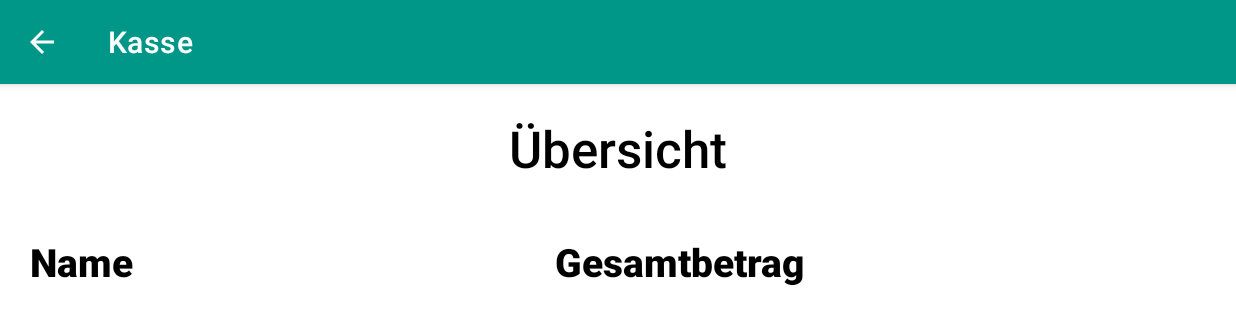
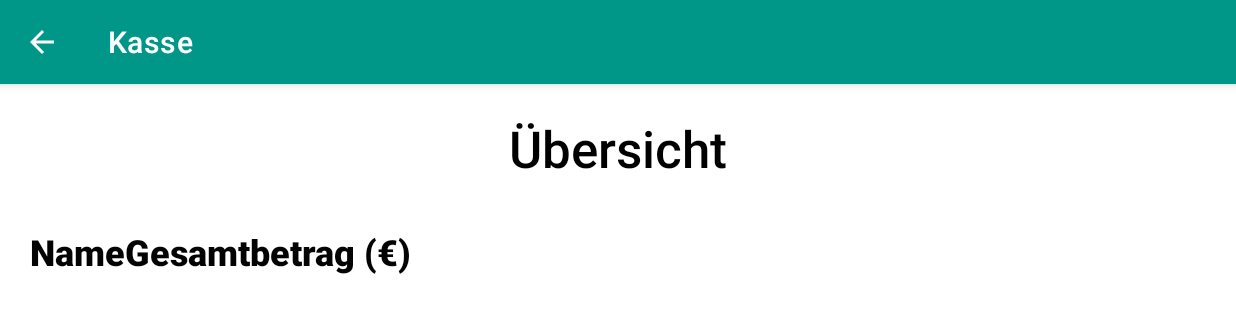
Before and after one commit to hitmarcer/kasse, an Android app: the Uebersicht screen opened directly, with no data from a screen before it, on a phone screen of 824 x 412 dp (held sideways). Shown: the top 325 px of the screen. Run offline under Robolectric (Android 15) with nearby library versions, the phone set to English and light mode, and no system bars; our stand-ins replace Room's generated code.

Commit message:
Bessere Übersicht, Design fehlt

```diff
--- a/app/src/main/java/huette/kasse/activities/Uebersicht.kt
+++ b/app/src/main/java/huette/kasse/activities/Uebersicht.kt
@@ -9,6 +9,7 @@ import huette.kasse.R
 import huette.kasse.UserOverview
 import huette.kasse.data.AppDatabase
 import huette.kasse.data.entities.Drink
+import huette.kasse.data.entities.User
 
 class Uebersicht : AppCompatActivity() {
     lateinit var database: AppDatabase
@@ -26,64 +27,68 @@ class Uebersicht : AppCompatActivity() {
         val alUserDrinks = database.userDrinksDao().getUsersWithData()
         val alUsers = database.userDao().getAllUsersList()
         val alDrinks = ArrayList<Drink>()
-        val alUserOverview = ArrayList<UserOverview>()
+        //val alUserOverview = ArrayList<UserOverview>()
         var user_id: Int = 0
         var drink_id: Int = 0
 
-        /*// Für alle Benutzer ein Objekt in der ArrayList alUserOverview (welche dann angezeigt wird), erstellen
-        for(i in alUserDrinks.indices){
-            drink_id = alUserDrinks[i].drinkID
-
-            if (alUserDrinks[i].userID != user_id){
-                if(alUsers.size > 0){
-                    val indexUser = alUsers.size - 1
-                    alUserOverview.add(UserOverview(alUsers[indexUser].id, alUsers[indexUser].firstName, alUsers[indexUser].lastName, alDrinks))
-                }
-
-                // Für den neuen Benutzer neu aufbauen
-                alDrinks.clear()
-                user_id = alUserDrinks[i].userID
-                alUsers.add(database.userDao().getSingleUser(user_id))
-                alDrinks.add(database.drinkDao().getSingleDrink(drink_id))
-            } else {
-                alDrinks.add(database.drinkDao().getSingleDrink(drink_id))
-            }
-        }
-
-        // Für den letzten User auch noch erstellen
-        if(alUsers.size > 0){
-            val indexUser = alUsers.size - 1
-            alUserOverview.add(UserOverview(alUsers[indexUser].id, alUsers[indexUser].firstName, alUsers[indexUser].lastName, alDrinks))
-        }*/
-
-
-        for (i in alUsers.indices) {
+        /*for (i in alUsers.indices) {
             val sum = database.userDrinksDao().getUnpaid(alUsers[i].id)
             alUserOverview.add(UserOverview(alUsers[i].id, alUsers[i].firstName, alUsers[i].lastName, sum))
         }
 
         // Sortieren der Liste nach Vorname, Nachname
-        alUserOverview.sortWith(compareBy({ it.firstName }))
+        alUserOverview.sortWith(compareBy({ it.firstName }))*/
+        val allDrinks = database.drinkDao().getAllDrinksList()
+        val allUsers = database.userDao().getAllUsersList()
 
-        setContent(alUserOverview)
+        setContent(allUsers, allDrinks)
     }
 
-    private fun setContent(alUserOverview: ArrayList<UserOverview>) {
+    private fun setContent(allUsers: List<User>, allDrinks: List<Drink>) {
         val tableUebersicht: TableLayout = findViewById(R.id.tableUebersicht)
+        val firstRow: TableRow = TableRow(this)
 
-        for(i in alUserOverview.indices){
+        val tvName: TextView = TextView(this)
+        tvName.text = "Name"
+        tvName.setTextAppearance(R.style.headlineStyle)
+        firstRow.addView(tvName)
+
+        for (i in allDrinks.indices) {
+            val tvHeader: TextView = TextView(this)
+            tvHeader.text = "${allDrinks[i].drinkName} (${allDrinks[i].price} €)"
+            tvHeader.setTextAppearance(R.style.headlineStyle)
+            firstRow.addView(tvHeader)
+        }
+
+        val tvSumme: TextView = TextView(this)
+        tvSumme.text = "Gesamtbetrag (€)"
+        tvSumme.setTextAppearance(R.style.headlineStyle)
+        firstRow.addView(tvSumme)
+
+        tableUebersicht.addView(firstRow)
+
+        for (i in allUsers.indices) {
             val tableRow: TableRow = TableRow(this)
             val tvName: TextView = TextView(this)
+
+            val sumAmount = database.userDrinksDao().getUnpaid(allUsers[i].id)
+
+            tvName.text = "${allUsers[i].firstName} ${allUsers[i].lastName} (${sumAmount} €)"
+            tvName.setTextAppearance(R.style.textStyle)
+            tableRow.addView(tvName)
+
+            for (j in allDrinks.indices) {
+                val tvDrink: TextView = TextView(this)
+                val drinkAmount =
+                    database.userDrinksDao().getDrinkAmount(allUsers[i].id, allDrinks[j].id)
+                tvDrink.text = "${drinkAmount}"
+                tvDrink.setTextAppearance(R.style.textStyle)
+                tableRow.addView(tvDrink)
+            }
+
             val tvGesamt: TextView = TextView(this)
-
-
-
-            tvName.text = "${alUserOverview[i].firstName} ${alUserOverview[i].lastName} (${alUserOverview[i].sumAmount} €)"
-            tvName.setTextAppearance(R.style.textStyle)
-            tvGesamt.text = "${alUserOverview[i].sumAmount} €"
+            tvGesamt.text = "${sumAmount} €"
             tvGesamt.setTextAppearance(R.style.textStyle)
-
-            tableRow.addView(tvName)
             tableRow.addView(tvGesamt)
 
             tableUebersicht.addView(tableRow)
--- a/app/src/main/java/huette/kasse/data/daos/DrinkDao.kt
+++ b/app/src/main/java/huette/kasse/data/daos/DrinkDao.kt
@@ -22,4 +22,7 @@ interface DrinkDao {
     @Query("SELECT * FROM drinks WHERE drinkname = :name")
     fun getDrinkByName(name: String): Drink
 
+    @Query("SELECT * FROM drinks ORDER BY drinkname ASC")
+    fun getAllDrinksList(): List<Drink>
+
 }
--- a/app/src/main/java/huette/kasse/data/daos/UserDrinksDao.kt
+++ b/app/src/main/java/huette/kasse/data/daos/UserDrinksDao.kt
@@ -25,7 +25,10 @@ interface UserDrinksDao {
     @Query("DELETE FROM user_drinks WHERE user_id = :user_id AND drink_id = :drink_id AND timestamp = :timestamp")
     fun deleteDrinkFromUser(user_id: Int, drink_id: Int, timestamp: Long)
 
-    @Query("SELECT * From user_drinks WHERE NOT paid ORDER BY user_id ASC")
+    @Query("SELECT * FROM user_drinks WHERE NOT paid ORDER BY user_id ASC")
     fun getUsersWithData(): List<UserDrinks>
 
+    @Query("SELECT COUNT() FROM user_drinks WHERE user_id = :user_id AND drink_id = :drink_id AND paid = 0")
+    fun getDrinkAmount(user_id: Int, drink_id: Int): Int
+
 }
--- a/app/src/main/java/huette/kasse/data/repositories/DrinkRepository.kt
+++ b/app/src/main/java/huette/kasse/data/repositories/DrinkRepository.kt
@@ -19,4 +19,8 @@ class DrinkRepository(private val drinkDao: DrinkDao) {
     fun getDrinkByName(name: String): Drink {
         return drinkDao.getDrinkByName(name)
     }
+
+    fun getAllDrinksList(): List<Drink> {
+        return drinkDao.getAllDrinksList()
+    }
 }
--- a/app/src/main/java/huette/kasse/data/repositories/UserDrinksRepository.kt
+++ b/app/src/main/java/huette/kasse/data/repositories/UserDrinksRepository.kt
@@ -28,5 +28,8 @@ class UserDrinksRepository(private val userDrinksDao: UserDrinksDao) {
         return userDrinksDao.getUsersWithData()
     }
 
+    fun getDrinkAmount(user_id: Int, drink_id: Int): Int {
+        return userDrinksDao.getDrinkAmount(user_id, drink_id)
+    }
 
 }
--- a/app/src/main/res/layout/uebersicht.xml
+++ b/app/src/main/res/layout/uebersicht.xml
@@ -41,7 +41,7 @@
                 android:layout_marginEnd="10dp"
                 android:layout_marginBottom="10dp">
 
-                <TableRow
+               <!-- <TableRow
                     android:id="@+id/uebersichtRow1"
                     android:layout_width="match_parent"
                     android:layout_height="match_parent"
@@ -60,14 +60,14 @@
 
                     <TextView
                         android:id="@+id/tvGesamt"
-                        android:layout_width="350dp"
+                        android:layout_width="250dp"
                         android:layout_height="wrap_content"
                         android:fontFamily="sans-serif-medium"
                         android:text="@string/gesamt"
                         android:textColor="#000000"
                         android:textSize="26sp"
                         android:textStyle="bold" />
-                </TableRow>
+                </TableRow>-->
 
             </TableLayout>
         </ScrollView>
--- a/app/src/main/res/values/styles.xml
+++ b/app/src/main/res/values/styles.xml
@@ -25,8 +25,21 @@
         <item name="android:background">@drawable/buttons</item>
     </style>
 
+    <style name="headlineStyle" parent="@android:style/Widget.TextView">
+        <item name="android:textColor">#030303</item>
+        <item name="android:textSize">24sp</item>
+        <item name="android:fontFamily">sans-serif-medium</item>
+        <item name="android:textStyle">bold</item>
+        <item name="android:layout_width">wrap_content</item>
+        <item name="android:layout_marginStart">20dp</item>
+        <item name="android:layout_marginEnd">20dp</item>
+    </style>
+
     <style name="textStyle" parent="@android:style/Widget.TextView">
         <item name="android:textColor">#030303</item>
         <item name="android:textSize">24sp</item>
+        <item name="android:fontFamily">sans-serif-medium</item>
+        <item name="android:layout_marginStart">20dp</item>
+        <item name="android:layout_marginEnd">20dp</item>
     </style>
 </resources>
```
Also changed, not shown: app/src/main/java/huette/kasse/data/viewmodels/DrinksViewModel.kt (+7 -0 lines), app/src/main/java/huette/kasse/data/viewmodels/UserDrinksViewModel.kt (+7 -0 lines).
